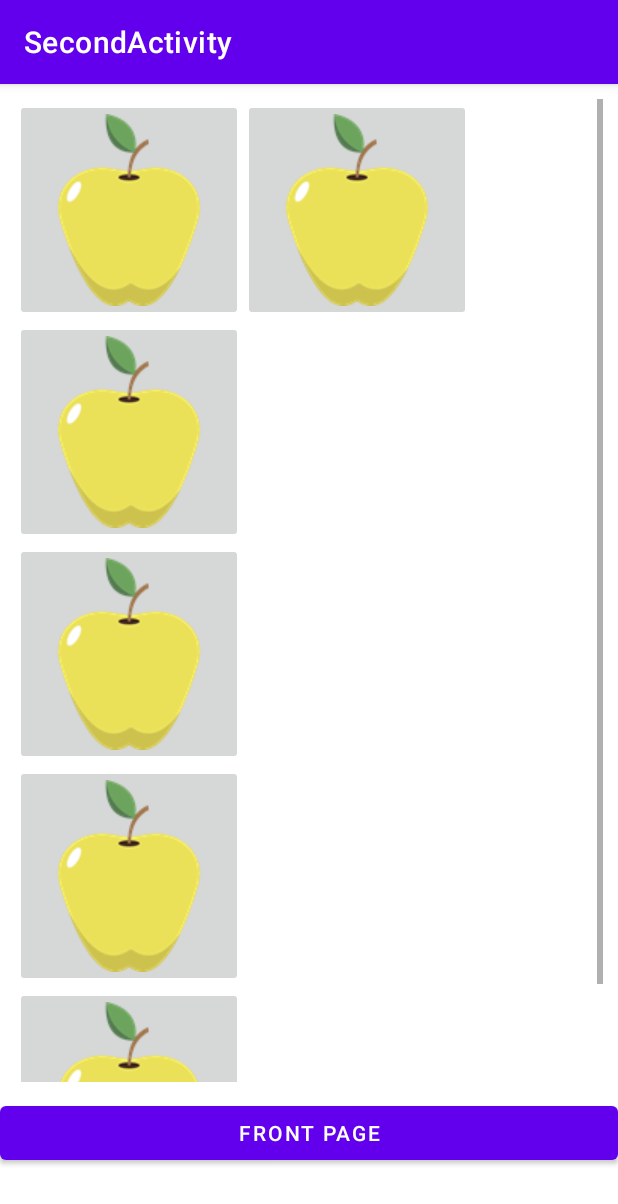
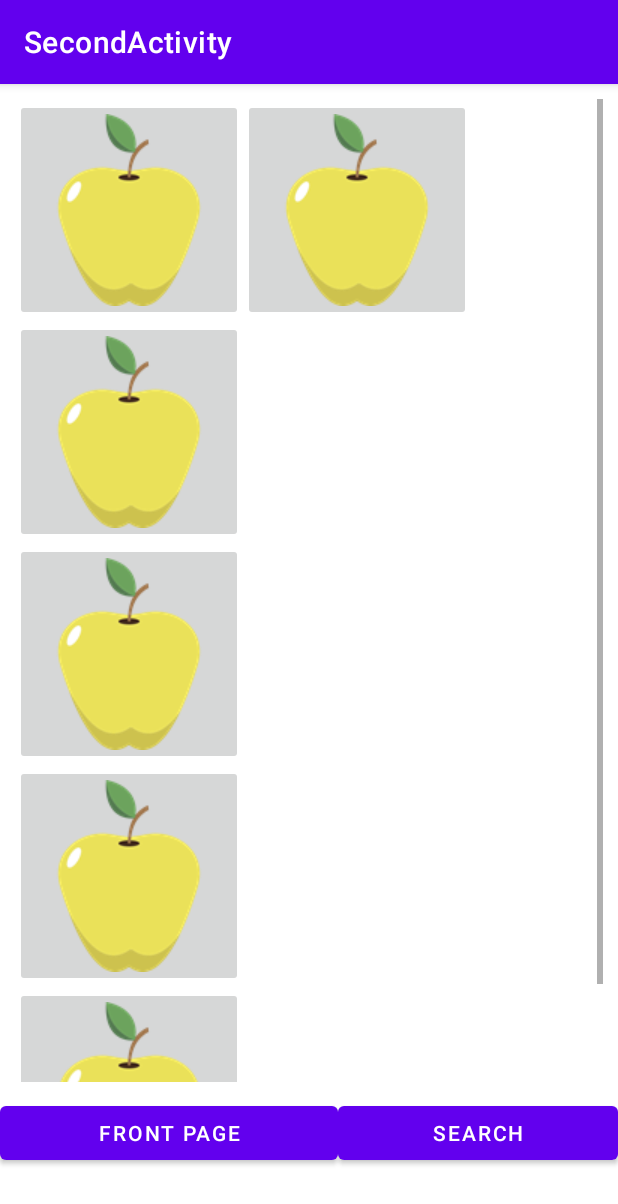
Before and after one commit to MishiMads/P2App, an Android app built with Jetpack Compose: the SecondActivity screen opened directly, with no data from a screen before it, on a phone screen of 412 x 824 dp. Shown: the top 1204 px of the screen. Run offline under Robolectric (Android 15) with nearby library versions, the phone set to English and light mode, and no system bars.

Commit message:
Search activity halløj

```diff
--- a/P2App/app/src/main/res/layout/activity_second.xml
+++ b/P2App/app/src/main/res/layout/activity_second.xml
@@ -90,11 +90,24 @@
             </LinearLayout>
         </ScrollView>
 
-        <Button
-            android:id="@+id/FrontPage"
+        <LinearLayout
             android:layout_width="match_parent"
-            android:layout_height="wrap_content"
-            android:text="Front page" />
+            android:layout_height="match_parent"
+            android:orientation="horizontal">
+
+            <Button
+                android:id="@+id/FrontPage"
+                android:layout_width="225dp"
+                android:layout_height="wrap_content"
+                android:text="Front page" />
+
+            <Button
+                android:id="@+id/button7"
+                android:layout_width="wrap_content"
+                android:layout_height="wrap_content"
+                android:layout_weight="1"
+                android:text="Search" />
+        </LinearLayout>
 
     </LinearLayout>
 
```
Also changed, not shown: P2App/app/src/main/AndroidManifest.xml (+7 -2 lines), P2App/app/src/main/java/com/example/p2plantapp/Search.java (added, +42 -0 lines), P2App/app/src/main/res/layout/activity_search.xml (added, +16 -0 lines).
